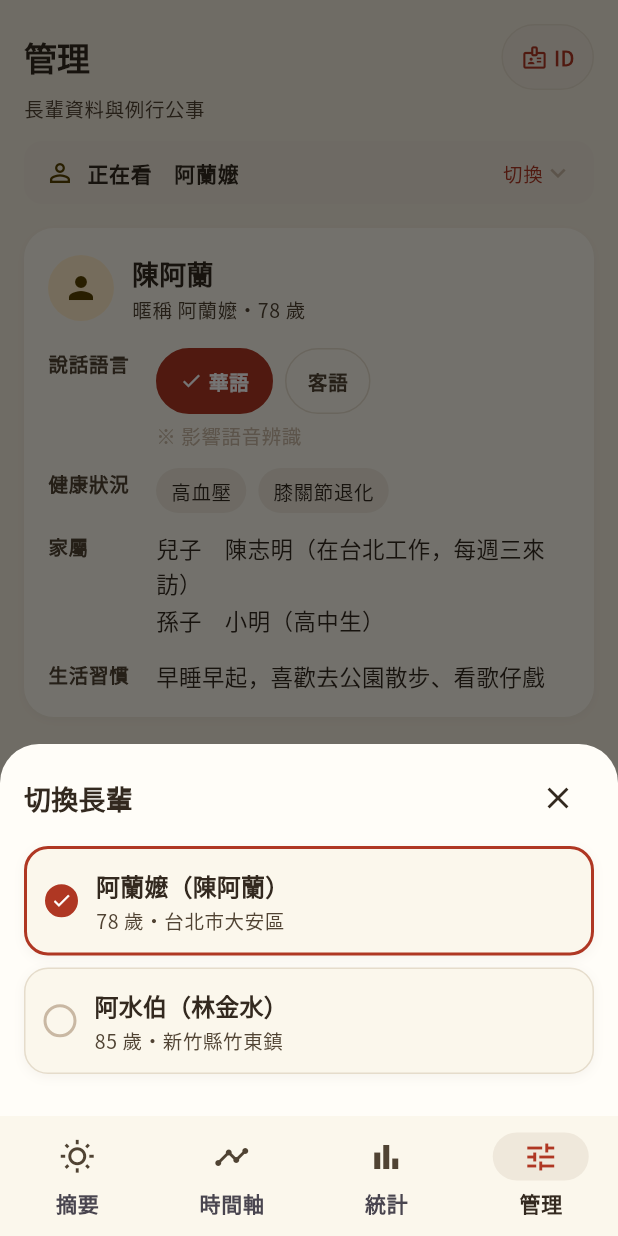
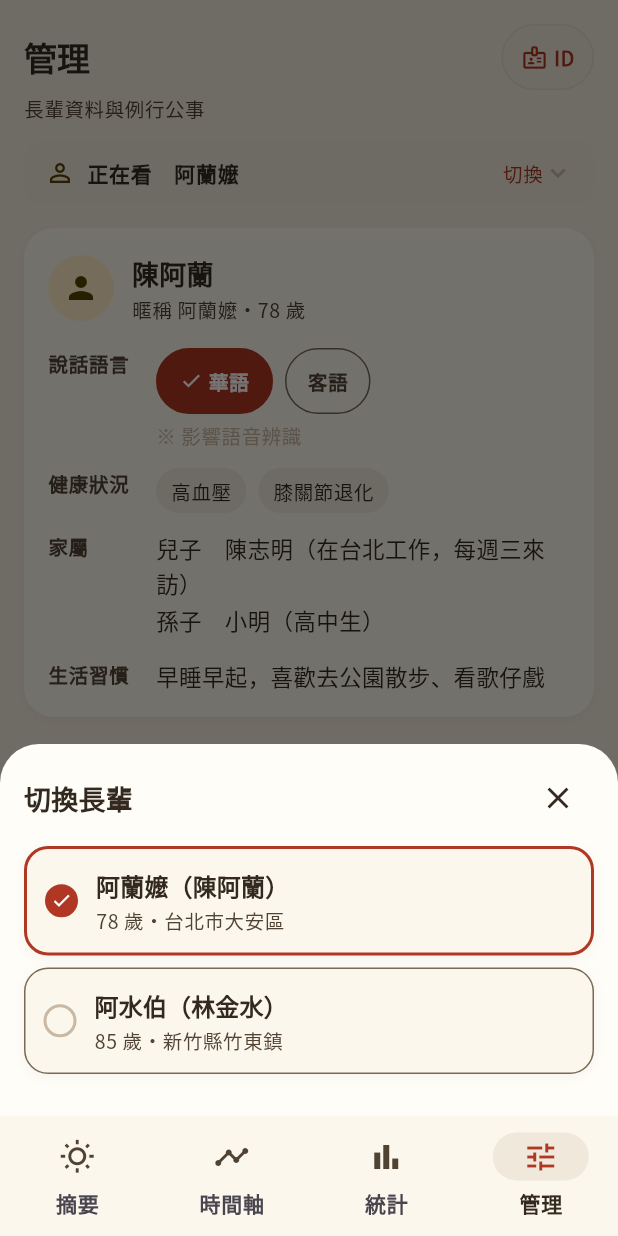
Before and after one commit to 45678XYZ/ai-elder-care, a Flutter app: the EldersScreen screen opened by its route, after a tap on an icon or button, on a phone screen of 412 x 824 dp. Run offline on Flutter 3.47's test engine with Material 3 defaults, Android fonts, the phone set to English and light mode, and no system bars; our stand-ins replace fl_chart, flutter_local_notifications, flutter_timezone, flutter_tts, go_router, just_audio and 3 more; missing offline and left inert: lunar, record; accounts and stored records are empty.

Commit message:
fix(app): 未選取的選項外框看不見，改用可互動元件專用的邊界色
選項膠囊未選取時是「透明底 + AppColors.border 外框」，而 border 是 MASTER.md
定義的「邊框／輸入框線」——那是裝飾性框線，壓在紙色底上只有：

  border #E5DCCB on cardAlt #FFFDF8 → 1.34:1
  border #E5DCCB on card    #FBF7EC → 1.27:1

看不出那裡有一顆可以按的東西，也看不出選項之間的界線。WCAG 1.4.11 對「識別
UI 元件所必需的邊界」要求 3:1。已選取那顆沒問題（實心朱紅＋白字＋打勾 icon），
所以是「其他幾顆消失」而不是「分不出選了哪顆」。

新增 AppColors.borderInteractive（#7A6A55，與 hint 同值）：暖紙色盤裡過得了
3:1 又最輕的一階（cardAlt 5.14:1、card 4.88:1）。chevron 只有 1.90:1 仍不足，
inkSecondary 到 9.43:1 又重得像實心按鈕。文字走 inkSecondary，外框比文字淡
一階，層次才對。

同一個模式全專案有 7 處，一併換掉：行程類型與頻率膠囊、語言切換（管理頁與
初次設定）、時間軸的「全部」篩選、分類 chip、長輩選擇卡、註冊頁的身分卡。

新增 test/interactive_border_contrast_test.dart 釘住兩件事：borderInteractive
在四種紙色底上都 >=3:1；border 在同樣底色上 <3:1（這條是說明「為什麼不能直接
用 border」，它本身沒壞，只是用途不同）。

TODO(design)：MASTER.md 目前只有「邊框／輸入框線」一階，沒有「可互動元件邊界」。
這個值要補進 MASTER.md 的色表，否則下一個人會再從 border 複製一次同樣的問題。

Co-Authored-By: Claude Opus 5 <noreply@anthropic.com>

```diff
--- a/app/lib/caregiver/screens/elders_screen.dart
+++ b/app/lib/caregiver/screens/elders_screen.dart
@@ -447,7 +447,10 @@ class _LangOption extends StatelessWidget {
             color: selected ? AppColors.accentText : Colors.transparent,
             borderRadius: const BorderRadius.all(AppRadius.pill),
             border: Border.all(
-              color: selected ? AppColors.accentText : AppColors.border,
+              // 未選取走 borderInteractive 而不是 border：後者是輸入框線，
+              // 壓在紙色底上只有 1.3:1，看不出這裡有一顆可以按的東西。
+              color:
+                  selected ? AppColors.accentText : AppColors.borderInteractive,
               width: selected ? 2 : 1,
             ),
           ),
@@ -915,7 +918,10 @@ class _ChoicePill extends StatelessWidget {
             color: selected ? AppColors.accentText : Colors.transparent,
             borderRadius: const BorderRadius.all(AppRadius.pill),
             border: Border.all(
-              color: selected ? AppColors.accentText : AppColors.border,
+              // 未選取走 borderInteractive 而不是 border：後者是輸入框線，
+              // 壓在紙色底上只有 1.3:1，看不出這裡有一顆可以按的東西。
+              color:
+                  selected ? AppColors.accentText : AppColors.borderInteractive,
               width: selected ? 2 : 1,
             ),
           ),
--- a/app/lib/caregiver/screens/setup_screen.dart
+++ b/app/lib/caregiver/screens/setup_screen.dart
@@ -292,7 +292,8 @@ class _LangCard extends StatelessWidget {
             color: AppColors.card,
             borderRadius: const BorderRadius.all(AppRadius.card),
             border: Border.all(
-              color: selected ? AppColors.accentText : AppColors.border,
+              color:
+                  selected ? AppColors.accentText : AppColors.borderInteractive,
               width: selected ? 2 : 1,
             ),
           ),
--- a/app/lib/caregiver/screens/timeline_screen.dart
+++ b/app/lib/caregiver/screens/timeline_screen.dart
@@ -230,8 +230,9 @@ class _FilterBar extends StatelessWidget {
                       selected == null ? AppColors.barDark : Colors.transparent,
                   borderRadius: const BorderRadius.all(AppRadius.pill),
                   border: Border.all(
-                    color:
-                        selected == null ? AppColors.barDark : AppColors.border,
+                    color: selected == null
+                        ? AppColors.barDark
+                        : AppColors.borderInteractive,
                   ),
                 ),
                 child: Text('全部',
--- a/app/lib/shared/widgets/care_header.dart
+++ b/app/lib/shared/widgets/care_header.dart
@@ -216,7 +216,7 @@ class _ElderOption extends StatelessWidget {
     return AppCard(
       padding: const EdgeInsets.all(AppSpacing.md),
       border: Border.all(
-        color: selected ? AppColors.accentText : AppColors.border,
+        color: selected ? AppColors.accentText : AppColors.borderInteractive,
         width: selected ? 2 : 1,
       ),
       onTap: onTap,
--- a/app/lib/shared/widgets/form_widgets.dart
+++ b/app/lib/shared/widgets/form_widgets.dart
@@ -431,7 +431,8 @@ class BigChoiceCard extends StatelessWidget {
             color: selected ? AppColors.avatarBg : AppColors.card,
             borderRadius: const BorderRadius.all(AppRadius.card),
             border: Border.all(
-              color: selected ? AppColors.accentText : AppColors.border,
+              color:
+                  selected ? AppColors.accentText : AppColors.borderInteractive,
               width: selected ? 2 : 1,
             ),
           ),
--- a/app/lib/shared/widgets/status_chip.dart
+++ b/app/lib/shared/widgets/status_chip.dart
@@ -108,7 +108,7 @@ class EventTypeChip extends StatelessWidget {
         color: selected ? category.bg : Colors.transparent,
         borderRadius: const BorderRadius.all(AppRadius.pill),
         border: Border.all(
-          color: selected ? category.bg : AppColors.border,
+          color: selected ? category.bg : AppColors.borderInteractive,
           width: selected ? 2 : 1,
         ),
       ),
--- a/app/lib/theme/app_theme.dart
+++ b/app/lib/theme/app_theme.dart
@@ -27,6 +27,22 @@ abstract final class AppColors {
   static const borderDashed = Color(0xFFD9C9B2);
   static const chevron = Color(0xFFC9B8A3);
   static const divider = Color(0xFFEFE8DB);
+
+  /// **可點選元件**未選取時的外框（選項膠囊等），不是輸入框線。
+  ///
+  /// MASTER.md 的 `border`（#e5dccb）是輸入框那種裝飾性框線，壓在 `cardAlt`
+  /// 上只有 **1.34:1**——當成「這裡有一個可以按的選項」的邊界就太淡了，選項之間
+  /// 的界線也看不出來（WCAG 1.4.11 對 UI 元件邊界要求 3:1）。
+  ///
+  /// 取 [hint] 的同一個值：它是暖紙色盤裡**過得了 3:1 又最輕**的一階
+  /// （cardAlt 上 5.14:1、card 上 4.88:1）。`chevron` 只有 1.90:1 還是不夠，
+  /// `inkSecondary` 到 9.43:1 又重得像實心按鈕。文字本身走 `inkSecondary`，
+  /// 外框比文字淡一階，層次才對。
+  ///
+  /// TODO(design): MASTER.md 目前只定義「邊框／輸入框線」一種，沒有「可互動元件
+  ///   邊界」這一階。這個值要補進 MASTER.md 的色表，否則下一個人會再從 `border`
+  ///   複製一次同樣的問題。
+  static const borderInteractive = Color(0xFF7A6A55);
 
   /// 佔位文字。對欄位底 4.9:1，過 4.5:1。
   /// [chevron] 是裝飾用的淡色，拿來當文字色一律不合格。
```
Also changed, not shown: 1 other file.
